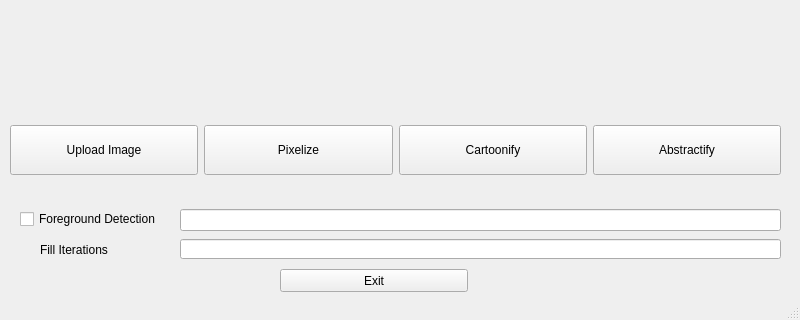
Old version of the form ui/Emotifier.ui in the repository ClarkG77/Emotifier; both pictures show x 0 to 800 and y 280 to 600 of the 800 by 600 pixel window.
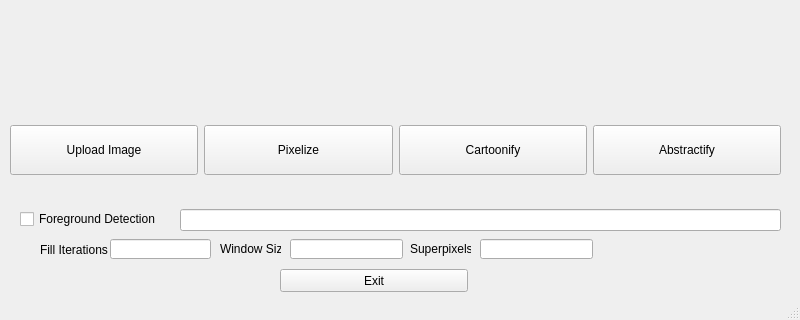
New version of the form.

What changed in the file:
```diff
--- a/ui/Emotifier.ui
+++ b/ui/Emotifier.ui
@@ -206,13 +206,62 @@
    <widget class="QLineEdit" name="FillCount">
     <property name="geometry">
      <rect>
-      <x>180</x>
+      <x>110</x>
       <y>500</y>
-      <width>601</width>
+      <width>101</width>
       <height>20</height>
      </rect>
     </property>
    </widget>
+   <widget class="QLabel" name="label_2">
+    <property name="geometry">
+     <rect>
+      <x>220</x>
+      <y>500</y>
+      <width>61</width>
+      <height>20</height>
+     </rect>
+    </property>
+    <property name="text">
+     <string>Window Size</string>
+    </property>
+   </widget>
+   <widget class="QLineEdit" name="WindowLine">
+    <property name="geometry">
+     <rect>
+      <x>290</x>
+      <y>500</y>
+      <width>113</width>
+      <height>20</height>
+     </rect>
+    </property>
+   </widget>
+   <widget class="QLineEdit" name="SuperpixelLine">
+    <property name="geometry">
+     <rect>
+      <x>480</x>
+      <y>500</y>
+      <width>113</width>
+      <height>20</height>
+     </rect>
+    </property>
+    <property name="text">
+     <string/>
+    </property>
+   </widget>
+   <widget class="QLabel" name="label_3">
+    <property name="geometry">
+     <rect>
+      <x>410</x>
+      <y>500</y>
+      <width>61</width>
+      <height>20</height>
+     </rect>
+    </property>
+    <property name="text">
+     <string>Superpixels</string>
+    </property>
+   </widget>
   </widget>
   <widget class="QMenuBar" name="menubar">
    <property name="geometry">
```
